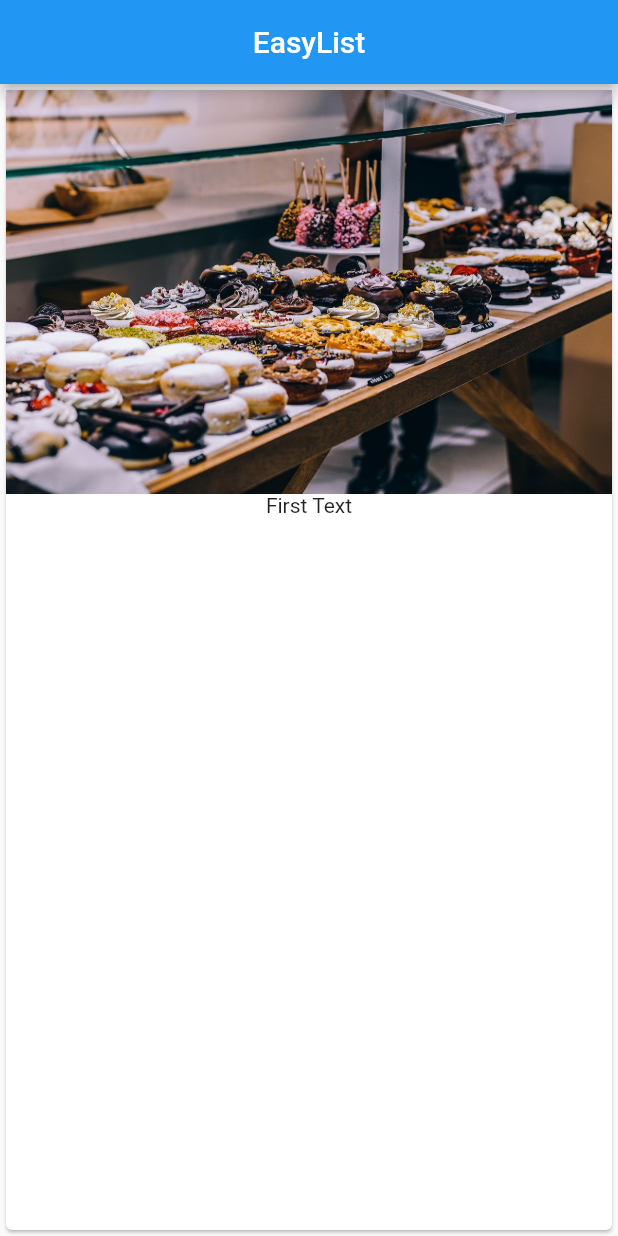
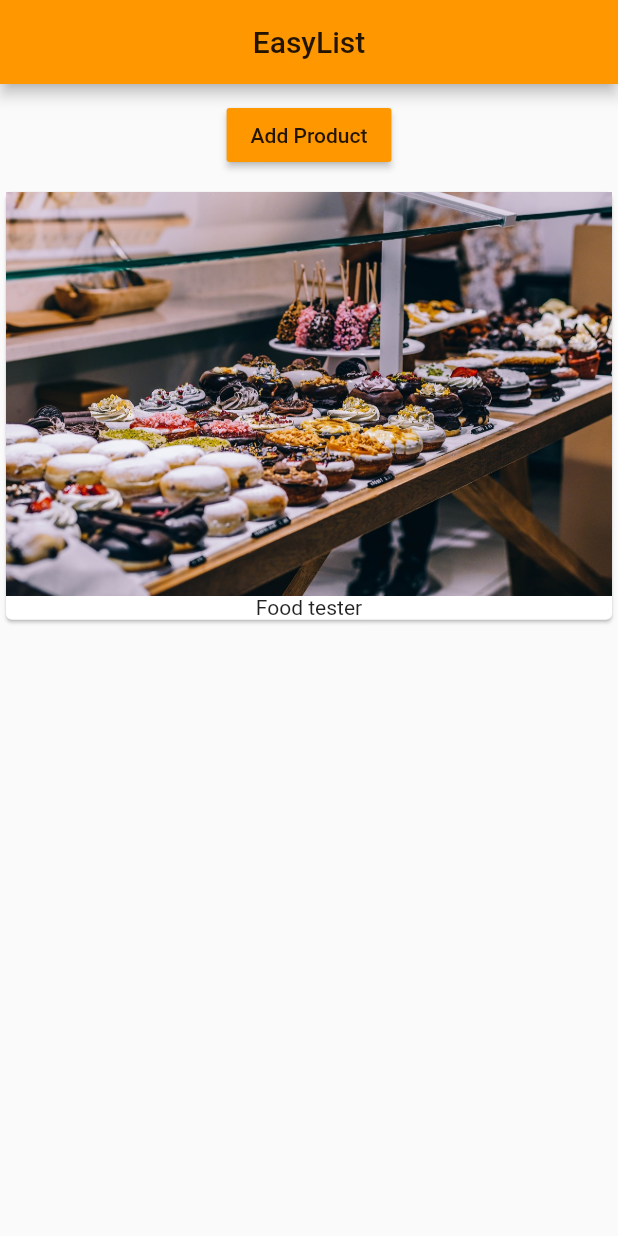
Before and after one commit to felipefschwade/cursoFlutterUdemy, a Flutter app: the screen it shows after launch, on a phone screen of 412 x 824 dp. Run offline on Flutter 3.47's test engine with Material 2 defaults, Android fonts, the phone set to English and light mode, and no system bars.

Commit message:
Creating statefull and stateless widgets. Creating new Widgets in other files. Initializing the ThemeData for the app.

```diff
--- a/lib/main.dart
+++ b/lib/main.dart
@@ -1,4 +1,5 @@
 import 'package:flutter/material.dart';
+import 'package:curso_udemy/products_manager.dart';
 
 void main() => runApp(new App());
 
@@ -6,19 +7,17 @@ class App extends StatelessWidget {
   @override
   Widget build(BuildContext context) {
     return MaterialApp(
+      theme: ThemeData(
+        brightness: Brightness.light,
+        primarySwatch: Colors.orange,
+        accentColor: Colors.purple,
+      ),
       home: Scaffold(
         appBar: AppBar(
           centerTitle: true,
           title: Text('EasyList'),
         ),
-        body: Card(
-          child: Column(
-            children: <Widget>[
-              Image.asset('assets/food.jpg'),
-              Text('First Text')
-            ],
-          ),
-        ),
+        body: ProductManager('Food tester')
       ),
     );
   }
--- /dev/null
+++ b/lib/products.dart
@@ -0,0 +1,20 @@
+import 'package:flutter/material.dart';
+
+class Products extends StatelessWidget {
+  final List<String> products;
+  Products(this.products){}
+
+  @override
+  Widget build(BuildContext context) {
+    return Column(
+      children: products.map((element) => Card(
+        child: Column(
+          children: <Widget>[
+            Image.asset('assets/food.jpg'),
+            Text(element)
+          ]),
+        ),
+      ).toList(),
+    );
+  }
+}
--- /dev/null
+++ b/lib/products_manager.dart
@@ -0,0 +1,46 @@
+import 'package:flutter/material.dart';
+import 'package:curso_udemy/products.dart';
+
+class ProductManager extends StatefulWidget {
+  final String initialProduct;
+
+  ProductManager(this.initialProduct){}
+
+  @override
+  State<StatefulWidget> createState() {
+    // TODO: implement createState
+    return _ProductManagerState();
+  }
+}
+
+class _ProductManagerState extends State<ProductManager> {
+  List<String> _products = [];
+
+  @override
+    void initState() {
+      super.initState();
+      _products.add(widget.initialProduct);
+    }
+
+  @override
+  Widget build(BuildContext context) {
+    return Column(
+      children: <Widget>[
+        Container(
+          margin: EdgeInsets.all(10.0),
+          child: RaisedButton(
+            color: Theme.of(context).primaryColor,
+            child: Text('Add Product'),
+            onPressed: () {
+              this.setState(() {
+                _products.add('Avanced Food Tester');
+              });
+            },
+          ),
+        ),
+        Products(_products),
+      ],
+    );
+  }
+
+}
```
